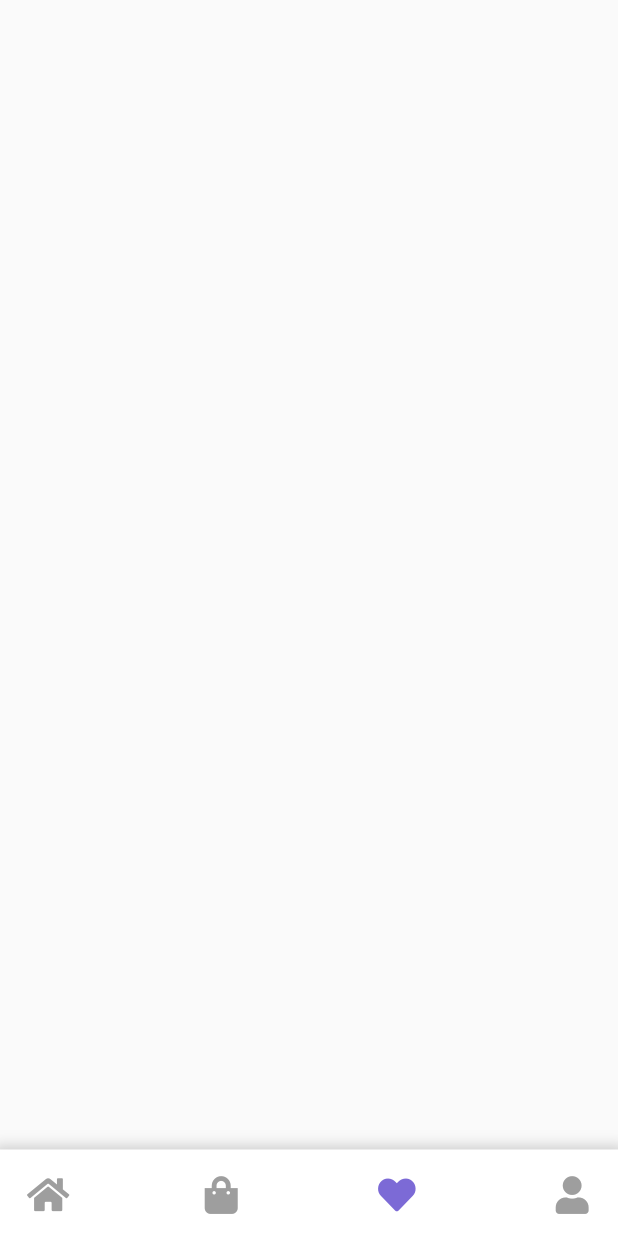
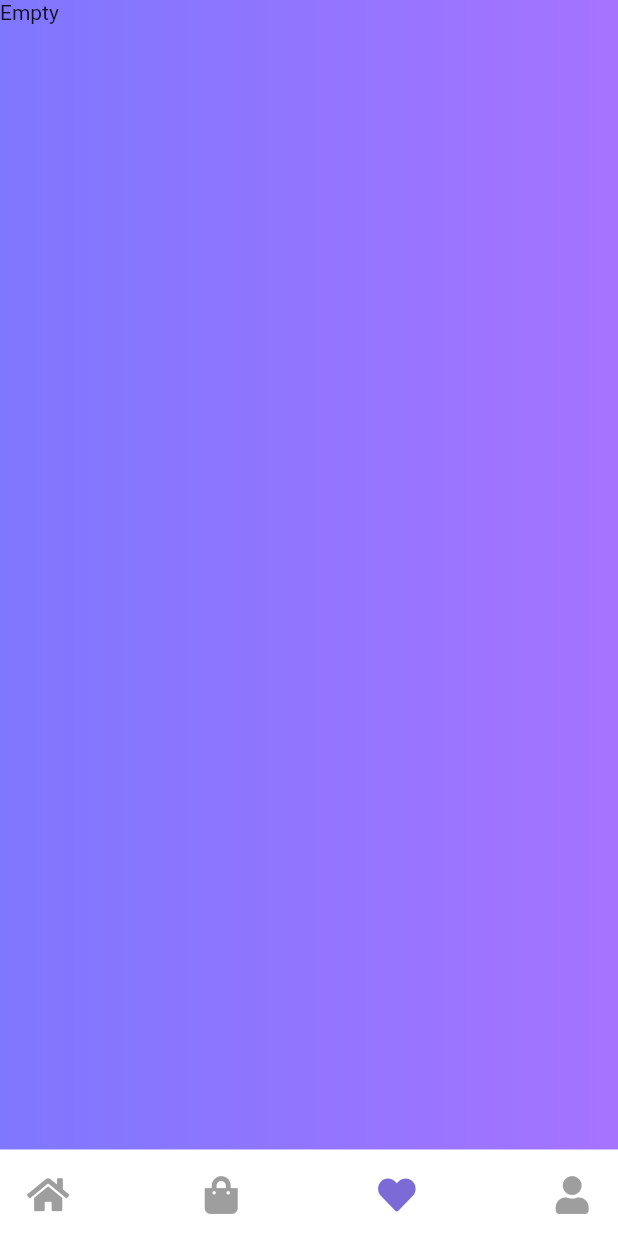
Before and after one commit to raghavguptaeng/kawaii, a Flutter app: the HomeScreen screen opened by its route, item 3 of the bottom bar chosen, on a phone screen of 412 x 824 dp. Run offline on Flutter 3.47's test engine with Material 2 defaults, Android fonts, the phone set to English and light mode, and no system bars; our stand-ins replace cloud_firestore, firebase_auth, firebase_core, font_awesome_flutter; accounts and stored records are empty; network calls fail.

Commit message:
Favorites Setion MAde

```diff
--- a/lib/Components/Home Screen/HomeComponents.dart
+++ b/lib/Components/Home Screen/HomeComponents.dart
@@ -15,9 +15,7 @@ class BestSellerCard extends StatelessWidget {
     return Center(
       child: Container(
         margin: EdgeInsets.all(10),
-        decoration: cardDecoration.copyWith(
-          gradient: LinearGradient(colors: [kcolor1, kcolor2]),
-        ),
+        decoration: cardDecoration,
         height: MediaQuery.of(context).size.height * 0.25,
         width: MediaQuery.of(context).size.width * 0.95,
         child: Row(
--- /dev/null
+++ b/lib/Screens/HomeScreens/Favorites.dart
@@ -0,0 +1,38 @@
+import 'package:cloud_firestore/cloud_firestore.dart';
+import 'package:firebase_auth/firebase_auth.dart';
+import 'package:flutter/cupertino.dart';
+import 'package:flutter/material.dart';
+import 'package:font_awesome_flutter/font_awesome_flutter.dart';
+import 'package:kawaii/Components/Home%20Screen/FavoriteComponents.dart';
+import 'package:kawaii/constants.dart';
+class Favorites extends StatelessWidget {
+  const Favorites({Key? key}) : super(key: key);
+
+  @override
+  Widget build(BuildContext context) {
+    return Container(
+      height: MediaQuery.of(context).size.height,
+        width: MediaQuery.of(context).size.width,
+        decoration: cardDecoration.copyWith(borderRadius: BorderRadius.circular(0)),
+        child: StreamBuilder<QuerySnapshot>(
+          stream:FirebaseFirestore.instance.collection('User').doc(FirebaseAuth.instance.currentUser!.uid).collection('favorites').snapshots(),
+          builder: (context,snapshot){
+            var data = snapshot.data!.docs;
+            if(data.length==0){
+              return Text("Empty");
+            }
+            return SizedBox(
+              height: MediaQuery.of(context).size.height*0.7,
+              child: ListView.builder(
+                itemCount: data.length,
+                itemBuilder: (context,index){
+                  return FavoriteCard(data: data[index]);
+                },
+              ),
+            );
+          },
+        ),
+
+    );
+  }
+}
--- a/lib/Screens/HomeScreens/HomeScreen.dart
+++ b/lib/Screens/HomeScreens/HomeScreen.dart
@@ -1,6 +1,7 @@
 import 'package:flutter/cupertino.dart';
 import 'package:flutter/material.dart';
 import 'package:font_awesome_flutter/font_awesome_flutter.dart';
+import 'package:kawaii/Screens/HomeScreens/Favorites.dart';
 import 'package:kawaii/Screens/HomeScreens/Home.dart';
 import 'package:kawaii/Screens/HomeScreens/Profile.dart';
 import 'package:kawaii/constants.dart';
@@ -26,7 +27,7 @@ class _HomeScreenState extends State<HomeScreen> {
               children: [
                 Home(),
                 Container(),
-                Container(),
+                Favorites(),
                 Profile()
               ],
             ),
@@ -34,8 +35,7 @@ class _HomeScreenState extends State<HomeScreen> {
               alignment: Alignment.bottomCenter,
               child: Container(
                 height: MediaQuery.of(context).size.height * 0.07,
-                decoration: cardDecoration.copyWith(
-                    borderRadius: BorderRadius.circular(0)),
+                color: Colors.white,
                 padding: const EdgeInsets.all(8.0),
                 child: Padding(
                   padding: const EdgeInsets.all(10.0),
--- a/lib/constants.dart
+++ b/lib/constants.dart
@@ -37,6 +37,6 @@ var cardDecoration = BoxDecoration(
         offset: Offset(0, 3), // changes position of shadow
       ),
     ],
-    color: Colors.white,
+    gradient: LinearGradient(colors: [kcolor1, kcolor2]),
     borderRadius: BorderRadius.circular(20)
 );
```
Also changed, not shown: lib/Components/Home Screen/FavoriteComponents.dart (added, +51 -0 lines).
